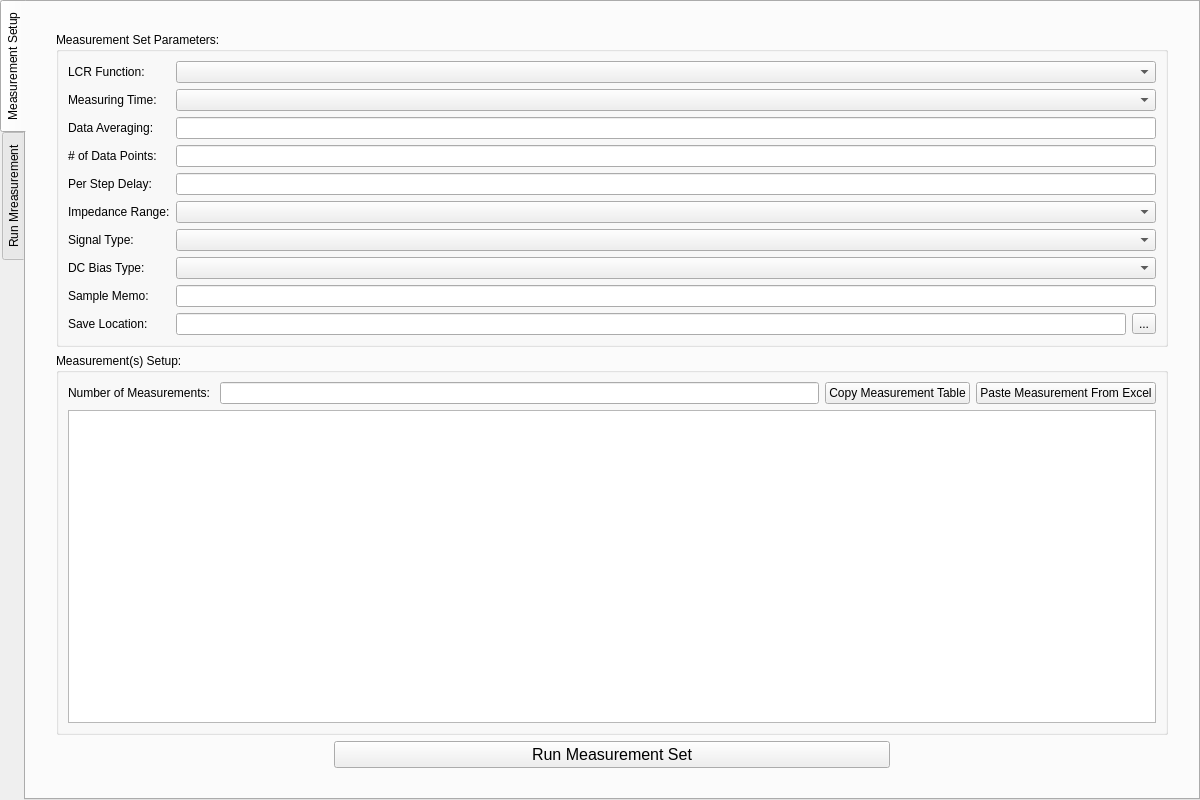
Before: the Qt Designer form src/ui/cap_freq_tabs.ui in ibrummel/Probe-Station-Control, drawn with Qt 5.
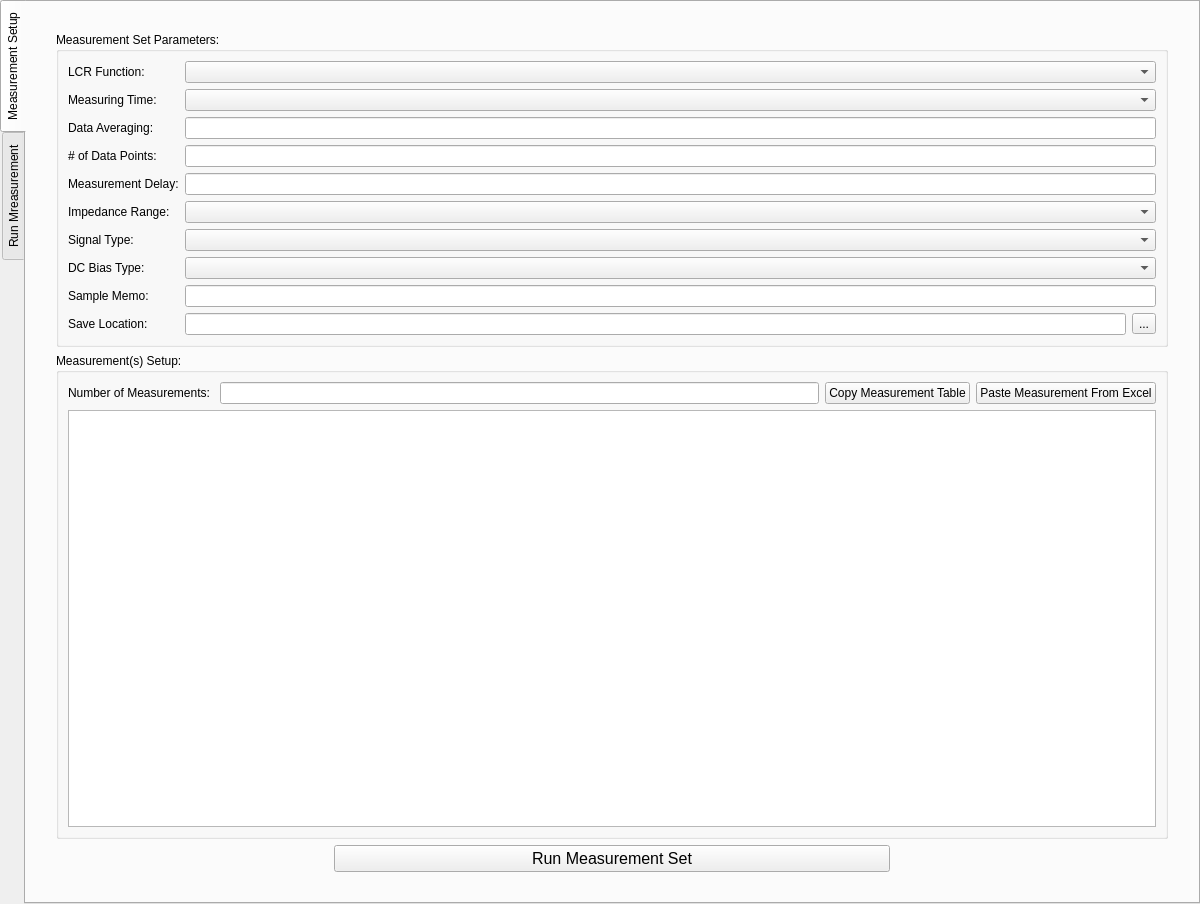
After: the same form once the commit is applied. Icons and pictures are not drawn. Custom widgets are drawn as their Qt base class.

Commit message: Changed per measurement delay variable names to more accurately reflect their purpose.

Diff of the .ui file:
```diff
--- a/src/ui/cap_freq_tabs.ui
+++ b/src/ui/cap_freq_tabs.ui
@@ -7,7 +7,7 @@
     <x>0</x>
     <y>0</y>
     <width>1200</width>
-    <height>800</height>
+    <height>904</height>
    </rect>
   </property>
   <property name="windowTitle">
@@ -76,7 +76,7 @@
        <item row="4" column="0">
         <widget class="QLabel" name="lbl_step_delay">
          <property name="text">
-          <string>Per Step Delay:</string>
+          <string>Measurement Delay:</string>
          </property>
         </widget>
        </item>
```
Left out of the diff: 2 changed lines with no effect on the pictures. The commit also changes 4 other files.
